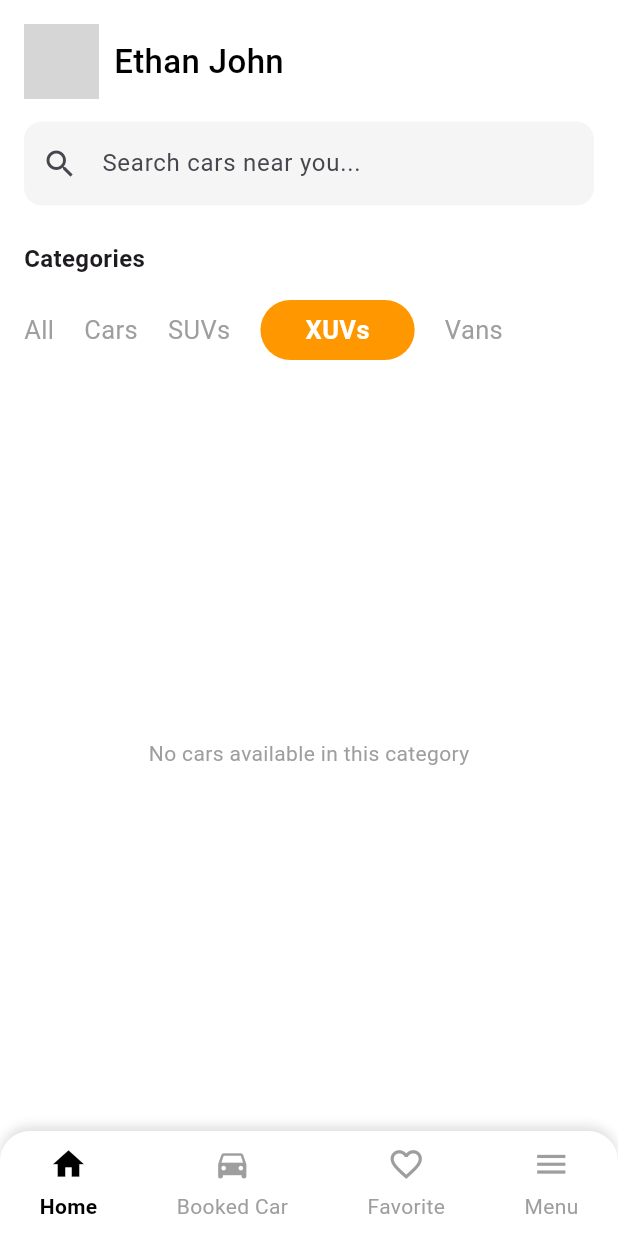
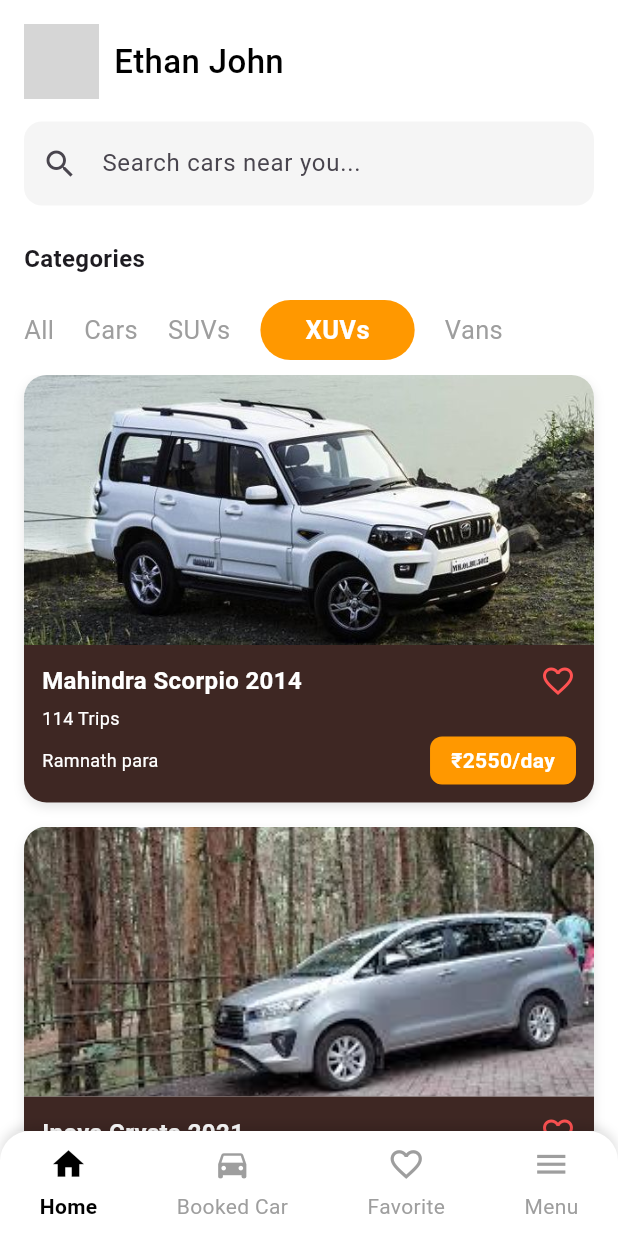
Before and after one commit to Deep-Kacha/Car_Rent_App, a Flutter app: the HomePage screen opened directly, after a tap on "Cars", after a tap on "SUVs", after a tap on "XUVs", on a phone screen of 412 x 824 dp. Run offline on Flutter 3.47's test engine with Material 3 defaults, Android fonts, the phone set to English and light mode, and no system bars; network calls fail; grey boxes are pictures that could not be loaded.

Commit message:
add car details

```diff
--- a/car_rental_project/lib/Home Page/home_page.dart
+++ b/car_rental_project/lib/Home Page/home_page.dart
@@ -50,13 +50,15 @@ class _HomePageState extends State<HomePage> {
       "details": "143 Trips",
       "category": "Cars",
       "price": "₹2000/day",
+      "address": "Race Course • 9 Km",
     },
     {
       "name": "Mahindra Scorpio 2014",
       "image": "assets/images/2car.jpg",
       "details": "114 Trips",
-      "category": "SUVs",
+      "category": "XUVs",
       "price": "₹2550/day",
+      "address": "Ramnath para",
     },
     {
       "name": "Maruti Suzuki Ertiga",
@@ -64,6 +66,7 @@ class _HomePageState extends State<HomePage> {
       "details": "12 Trips",
       "category": "Vans",
       "price": "₹3000/day",
+      "address": "Sahakar road",
     },
     {
       "name": "Hyundai Creta 2021",
@@ -71,6 +74,47 @@ class _HomePageState extends State<HomePage> {
       "details": "95 Trips",
       "category": "SUVs",
       "price": "₹2800/day",
+      "address": "Satellite chowk",
+    },
+    {
+      "name": "Kia seltos 2020",
+      "image": "assets/images/8car.jpg",
+      "details": "13 Trips",
+      "category": "SUVs",
+      "price": "₹2100/day",
+      "address": "Bhaktinagar circle",
+    },
+    {
+      "name": "Tata Nexon EV 2023",
+      "image": "assets/images/5car.jpg",
+      "details": "15 Trips",
+      "category": "SUVs",
+      "price": "₹3000/day",
+      "address": "University road ",
+    },
+    {
+      "name": "Inova Crysta 2021",
+      "image": "assets/images/7car.jpg",
+      "details": "75 Trips",
+      "category": "XUVs",
+      "price": "₹2500/day",
+      "address": "morbi road ",
+    },
+    {
+      "name": "VollksWagen Polo tdi 2021",
+      "image": "assets/images/10car.jpg",
+      "details": "50 Trips",
+      "category": "Cars",
+      "price": "₹2700/day",
+      "address": "Bhavnath Park",
+    },
+    {
+      "name": "Ford Ecosport 2016",
+      "image": "assets/images/9car.jpg",
+      "details": "90 Trips",
+      "category": "SUVs",
+      "price": "₹2300/day",
+      "address": "Kotecha Chowk",
     },
   ];
 
@@ -337,13 +381,16 @@ class _HomePageState extends State<HomePage> {
                                             mainAxisAlignment:
                                                 MainAxisAlignment.spaceBetween,
                                             children: [
-                                              Text(
-                                                "Race course • 9 Km",
-                                                style: TextStyle(
-                                                  color: Colors.white,
-                                                  fontSize: 12,
+                                              Expanded(
+                                                child: Text(
+                                                  car["address"] ?? "",
+                                                  style: TextStyle(
+                                                    color: Colors.white,
+                                                    fontSize: 12,
+                                                  ),
                                                 ),
                                               ),
+
                                               Container(
                                                 padding: EdgeInsets.symmetric(
                                                   horizontal: 14,
--- a/car_rental_project/lib/main.dart
+++ b/car_rental_project/lib/main.dart
@@ -1,4 +1,5 @@
-import 'package:car_rental_project/Splash/splash.dart';
+import 'package:car_rental_project/Home%20Page/home_page.dart';
+// import 'package:car_rental_project/Splash/splash.dart';
 import 'package:flutter/material.dart';
 
 void main() {
@@ -16,7 +17,8 @@ class MyApp extends StatelessWidget {
       theme: ThemeData(
         colorScheme: ColorScheme.fromSeed(seedColor: Colors.deepPurple),
       ),
-      home: SplashScreen(),
+      home: HomePage(),
+      // SplashScreen(),
     );
   }
 }
```
